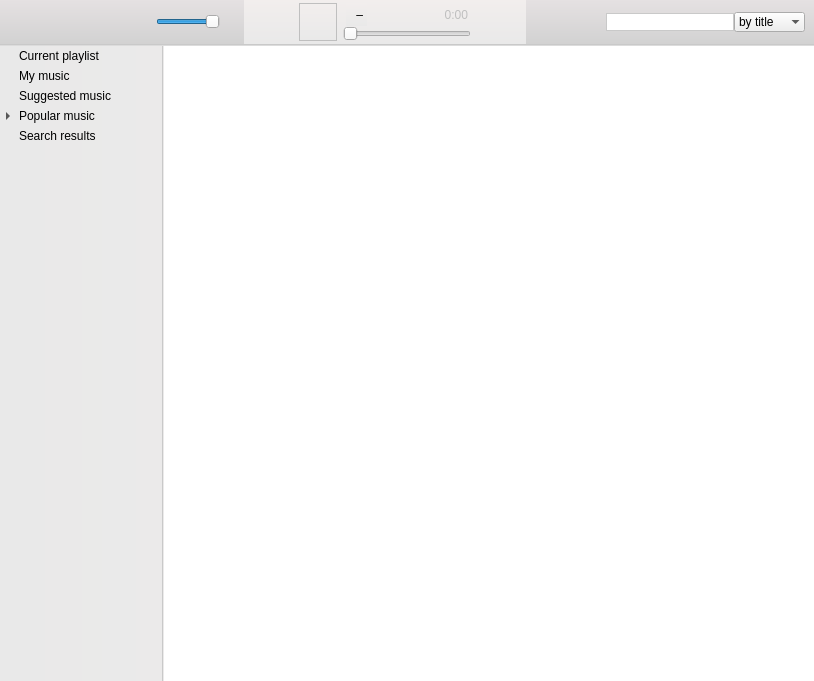
First picture: the form in playerwidget.ui, repository Amixp/flow, before the edit.
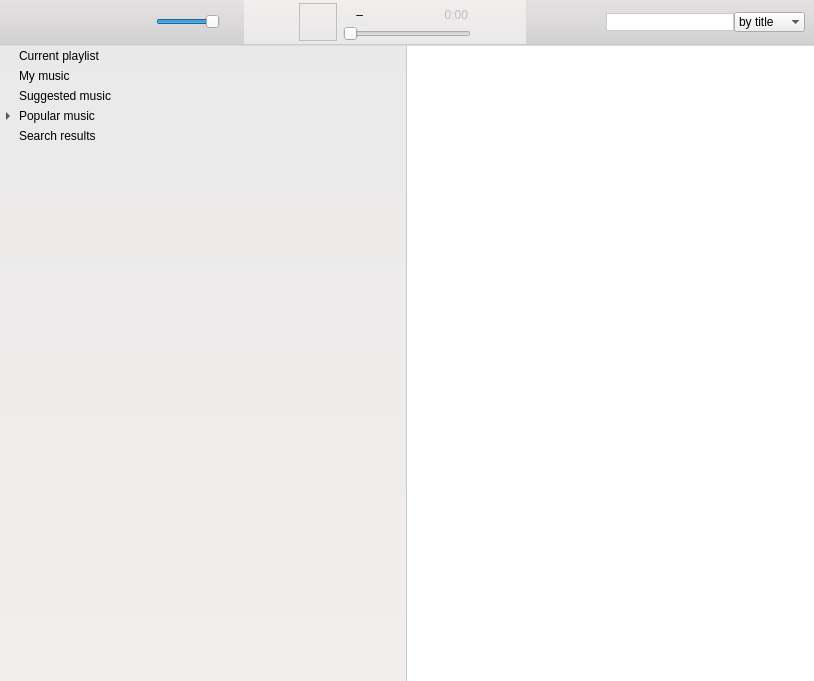
Second picture: the form after the edit. Icons and pictures are not drawn. Custom widgets are drawn as their Qt base class.

Commit message: Playlist area splitter was added, style polishing

```diff
--- a/playerwidget.ui
+++ b/playerwidget.ui
@@ -15,7 +15,7 @@
     <active>
      <colorrole role="Button">
       <brush brushstyle="LinearGradientPattern">
-       <gradient startx="0.000000000000000" starty="0.000000000000000" endx="1.000000000000000" endy="0.000000000000000" type="LinearGradient" spread="PadSpread" coordinatemode="ObjectBoundingMode">
+       <gradient startx="0.000000000000000" starty="0.000000000000000" endx="0.000000000000000" endy="1.000000000000000" type="LinearGradient" spread="PadSpread" coordinatemode="ObjectBoundingMode">
         <gradientstop position="0.000000000000000">
          <color alpha="255">
           <red>233</red>
@@ -35,7 +35,7 @@
      </colorrole>
      <colorrole role="Base">
       <brush brushstyle="LinearGradientPattern">
-       <gradient startx="0.000000000000000" starty="0.000000000000000" endx="1.000000000000000" endy="0.000000000000000" type="LinearGradient" spread="PadSpread" coordinatemode="ObjectBoundingMode">
+       <gradient startx="0.000000000000000" starty="0.000000000000000" endx="0.000000000000000" endy="1.000000000000000" type="LinearGradient" spread="PadSpread" coordinatemode="ObjectBoundingMode">
         <gradientstop position="0.000000000000000">
          <color alpha="255">
           <red>233</red>
@@ -55,7 +55,7 @@
      </colorrole>
      <colorrole role="Window">
       <brush brushstyle="LinearGradientPattern">
-       <gradient startx="0.000000000000000" starty="0.000000000000000" endx="1.000000000000000" endy="0.000000000000000" type="LinearGradient" spread="PadSpread" coordinatemode="ObjectBoundingMode">
+       <gradient startx="0.000000000000000" starty="0.000000000000000" endx="0.000000000000000" endy="1.000000000000000" type="LinearGradient" spread="PadSpread" coordinatemode="ObjectBoundingMode">
         <gradientstop position="0.000000000000000">
          <color alpha="255">
           <red>233</red>
@@ -86,7 +86,7 @@
     <inactive>
      <colorrole role="Button">
       <brush brushstyle="LinearGradientPattern">
-       <gradient startx="0.000000000000000" starty="0.000000000000000" endx="1.000000000000000" endy="0.000000000000000" type="LinearGradient" spread="PadSpread" coordinatemode="ObjectBoundingMode">
+       <gradient startx="0.000000000000000" starty="0.000000000000000" endx="0.000000000000000" endy="1.000000000000000" type="LinearGradient" spread="PadSpread" coordinatemode="ObjectBoundingMode">
         <gradientstop position="0.000000000000000">
          <color alpha="255">
           <red>233</red>
@@ -106,7 +106,7 @@
      </colorrole>
      <colorrole role="Base">
       <brush brushstyle="LinearGradientPattern">
-       <gradient startx="0.000000000000000" starty="0.000000000000000" endx="1.000000000000000" endy="0.000000000000000" type="LinearGradient" spread="PadSpread" coordinatemode="ObjectBoundingMode">
+       <gradient startx="0.000000000000000" starty="0.000000000000000" endx="0.000000000000000" endy="1.000000000000000" type="LinearGradient" spread="PadSpread" coordinatemode="ObjectBoundingMode">
         <gradientstop position="0.000000000000000">
          <color alpha="255">
           <red>233</red>
@@ -126,7 +126,7 @@
      </colorrole>
      <colorrole role="Window">
       <brush brushstyle="LinearGradientPattern">
-       <gradient startx="0.000000000000000" starty="0.000000000000000" endx="1.000000000000000" endy="0.000000000000000" type="LinearGradient" spread="PadSpread" coordinatemode="ObjectBoundingMode">
+       <gradient startx="0.000000000000000" starty="0.000000000000000" endx="0.000000000000000" endy="1.000000000000000" type="LinearGradient" spread="PadSpread" coordinatemode="ObjectBoundingMode">
         <gradientstop position="0.000000000000000">
          <color alpha="255">
           <red>233</red>
@@ -157,7 +157,7 @@
     <disabled>
      <colorrole role="Button">
       <brush brushstyle="LinearGradientPattern">
-       <gradient startx="0.000000000000000" starty="0.000000000000000" endx="1.000000000000000" endy="0.000000000000000" type="LinearGradient" spread="PadSpread" coordinatemode="ObjectBoundingMode">
+       <gradient startx="0.000000000000000" starty="0.000000000000000" endx="0.000000000000000" endy="1.000000000000000" type="LinearGradient" spread="PadSpread" coordinatemode="ObjectBoundingMode">
         <gradientstop position="0.000000000000000">
          <color alpha="255">
           <red>233</red>
@@ -177,7 +177,7 @@
      </colorrole>
      <colorrole role="Base">
       <brush brushstyle="LinearGradientPattern">
-       <gradient startx="0.000000000000000" starty="0.000000000000000" endx="1.000000000000000" endy="0.000000000000000" type="LinearGradient" spread="PadSpread" coordinatemode="ObjectBoundingMode">
+       <gradient startx="0.000000000000000" starty="0.000000000000000" endx="0.000000000000000" endy="1.000000000000000" type="LinearGradient" spread="PadSpread" coordinatemode="ObjectBoundingMode">
         <gradientstop position="0.000000000000000">
          <color alpha="255">
           <red>233</red>
@@ -197,7 +197,7 @@
      </colorrole>
      <colorrole role="Window">
       <brush brushstyle="LinearGradientPattern">
-       <gradient startx="0.000000000000000" starty="0.000000000000000" endx="1.000000000000000" endy="0.000000000000000" type="LinearGradient" spread="PadSpread" coordinatemode="ObjectBoundingMode">
+       <gradient startx="0.000000000000000" starty="0.000000000000000" endx="0.000000000000000" endy="1.000000000000000" type="LinearGradient" spread="PadSpread" coordinatemode="ObjectBoundingMode">
         <gradientstop position="0.000000000000000">
          <color alpha="255">
           <red>233</red>
@@ -241,7 +241,7 @@
   </property>
   <property name="styleSheet">
    <string notr="true">#PlayerWidget {
-	background-color: qlineargradient( x1:0 y1:0, x2:1 y2:0, stop:0 #E9E9E9, stop:1 #F2EEED);
+	background-color: qlineargradient( x1:0 y1:0, x2:0 y2:1, stop:0 #E9E9E9, stop:1 #F2EEED);
 }</string>
   </property>
   <layout class="QVBoxLayout" name="verticalLayout">
@@ -791,24 +791,21 @@
     </widget>
    </item>
    <item>
-    <layout class="QHBoxLayout" name="playlistLayout">
-     <property name="spacing">
+    <widget class="QSplitter" name="playlistSplitter">
+     <property name="orientation">
+      <enum>Qt::Horizontal</enum>
+     </property>
+     <property name="handleWidth">
       <number>0</number>
      </property>
-     <item>
       <widget class="QTreeWidget" name="playlistMenuTreeWidget">
-       <property name="maximumSize">
-        <size>
-         <width>161</width>
-         <height>16777215</height>
-        </size>
-       </property>
        <property name="cursor" stdset="0">
         <cursorShape>PointingHandCursor</cursorShape>
        </property>
        <property name="styleSheet">
         <string notr="true">QTreeWidget {
 background-color: rgb(255, 255, 255, 0);
+border-right: 1px solid rgb(201, 201, 201);
 }
 
 QTreeWidget::item {
@@ -960,21 +957,6 @@
         </property>
        </item>
       </widget>
-     </item>
-     <item>
-      <widget class="Line" name="line">
-       <property name="styleSheet">
-        <string notr="true">color: rgb(201, 201, 201);</string>
-       </property>
-       <property name="frameShadow">
-        <enum>QFrame::Plain</enum>
-       </property>
-       <property name="orientation">
-        <enum>Qt::Vertical</enum>
-       </property>
-      </widget>
-     </item>
-     <item>
       <widget class="QTableView" name="playlistTableView">
        <property name="styleSheet">
         <string notr="true">#playlistTableView
@@ -1013,8 +995,7 @@
         <bool>false</bool>
        </attribute>
       </widget>
-     </item>
-    </layout>
+    </widget>
    </item>
   </layout>
  </widget>
```
Lines whose indentation alone changed are shown as unchanged. The commit also changes 1 other file.
